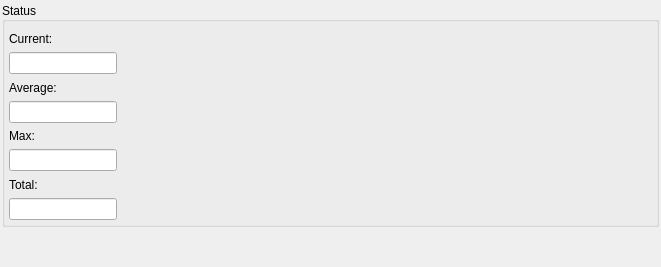
coolshou/qtnetworkmonitor, file src/GUI/status.ui: the form before one commit.
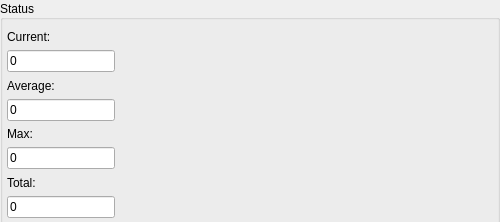
The form after the commit.

```diff
--- a/src/GUI/status.ui
+++ b/src/GUI/status.ui
@@ -6,30 +6,36 @@
    <rect>
     <x>0</x>
     <y>0</y>
-    <width>661</width>
-    <height>267</height>
+    <width>500</width>
+    <height>222</height>
    </rect>
   </property>
+  <property name="minimumSize">
+   <size>
+    <width>500</width>
+    <height>222</height>
+   </size>
+  </property>
   <property name="windowTitle">
    <string>Frame</string>
   </property>
-  <layout class="QVBoxLayout" name="verticalLayout_2">
-   <property name="spacing">
-    <number>1</number>
-   </property>
+  <layout class="QGridLayout" name="gridLayout">
    <property name="leftMargin">
-    <number>2</number>
+    <number>0</number>
    </property>
    <property name="topMargin">
-    <number>2</number>
+    <number>0</number>
    </property>
    <property name="rightMargin">
-    <number>2</number>
+    <number>0</number>
    </property>
    <property name="bottomMargin">
-    <number>2</number>
+    <number>0</number>
    </property>
-   <item>
+   <property name="spacing">
+    <number>0</number>
+   </property>
+   <item row="0" column="0">
     <widget class="QGroupBox" name="groupBox">
      <property name="minimumSize">
       <size>
@@ -98,6 +104,9 @@
            <property name="enabled">
             <bool>true</bool>
            </property>
+           <property name="text">
+            <string>0</string>
+           </property>
            <property name="readOnly">
             <bool>true</bool>
            </property>
@@ -115,6 +124,9 @@
            <property name="enabled">
             <bool>true</bool>
            </property>
+           <property name="text">
+            <string>0</string>
+           </property>
            <property name="readOnly">
             <bool>true</bool>
            </property>
@@ -129,6 +141,9 @@
          </item>
          <item>
           <widget class="QLineEdit" name="leMax">
+           <property name="text">
+            <string>0</string>
+           </property>
            <property name="readOnly">
             <bool>true</bool>
            </property>
@@ -143,6 +158,9 @@
          </item>
          <item>
           <widget class="QLineEdit" name="leTotal">
+           <property name="text">
+            <string>0</string>
+           </property>
            <property name="readOnly">
             <bool>true</bool>
            </property>
@@ -170,16 +188,16 @@
           <number>1</number>
          </property>
          <property name="leftMargin">
-          <number>2</number>
+          <number>0</number>
          </property>
          <property name="topMargin">
-          <number>2</number>
+          <number>0</number>
          </property>
          <property name="rightMargin">
-          <number>2</number>
+          <number>0</number>
          </property>
          <property name="bottomMargin">
-          <number>2</number>
+          <number>0</number>
          </property>
         </layout>
        </widget>
@@ -187,19 +205,6 @@
      </layout>
     </widget>
    </item>
-   <item>
-    <spacer name="verticalSpacer">
-     <property name="orientation">
-      <enum>Qt::Vertical</enum>
-     </property>
-     <property name="sizeHint" stdset="0">
-      <size>
-       <width>20</width>
-       <height>276</height>
-      </size>
-     </property>
-    </spacer>
-   </item>
   </layout>
  </widget>
  <resources/>
```
